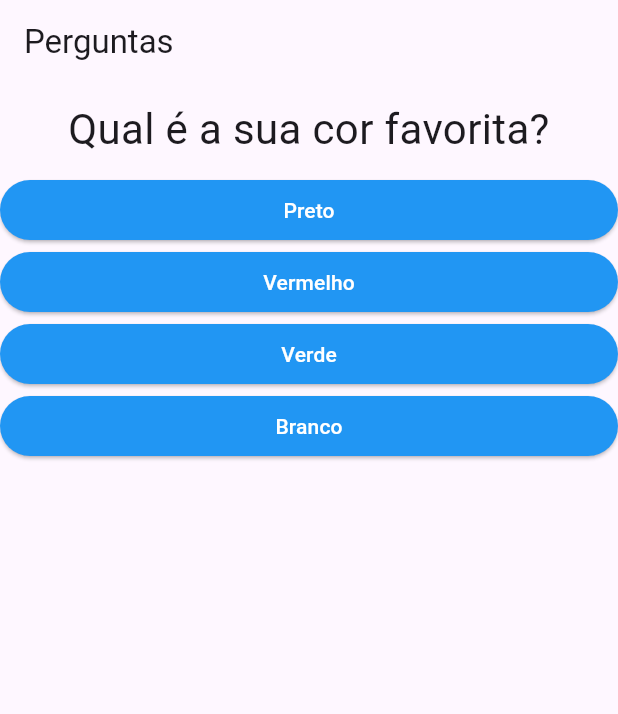
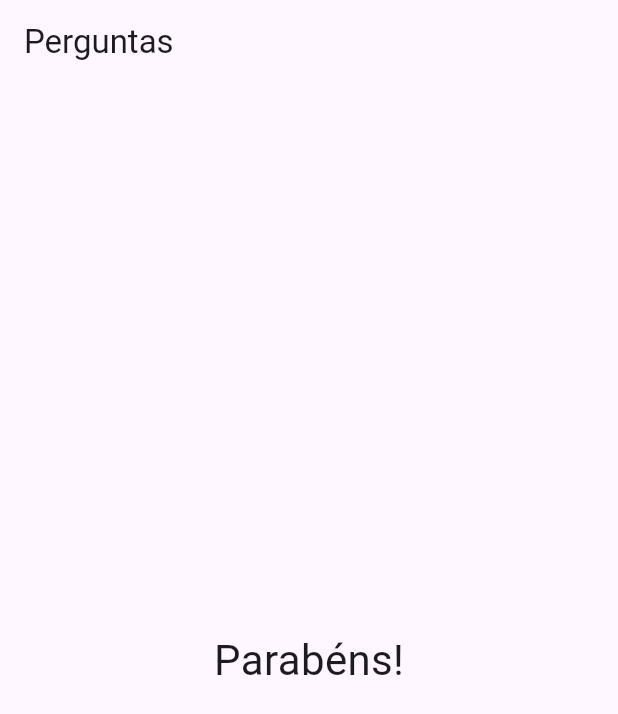
Before and after one commit to HelioRDF/Curso_Flutter, a Flutter app: the screen it shows after launch, after a tap on "Preto", after a tap on "Cobra", after a tap on "Leo", on a phone screen of 412 x 824 dp. Shown: the top 714 px of the screen. Run offline on Flutter 3.47's test engine with Material 3 defaults, Android fonts, the phone set to English and light mode, and no system bars.

Commit message:
adicionando tela de resultado

```diff
--- a/projeto_perguntas/lib/main.dart
+++ b/projeto_perguntas/lib/main.dart
@@ -8,22 +8,19 @@ main() {
 }
 
 class PerguntaAppState extends State<PerguntaApp> {
-  var perguntaSelecionada = 0;
-  var perguntas = [];
+  var _perguntaSelecionada = 0;
+
   void _responder() {
     setState(() {
-      if (perguntaSelecionada.bitLength < perguntas.length - 1) {
-        perguntaSelecionada++;
-      } else {
-        perguntaSelecionada = 0;
-      }
+      _perguntaSelecionada++;
     });
-    print('Pergunta respondida');
   }
 
-  @override
-  Widget build(BuildContext context) {
-    perguntas = [
+  bool get temPerguntaSelecionada {
+    return _perguntaSelecionada < _perguntas.length;
+  }
+
+  final _perguntas = const [
     {
       'texto': 'Qual é a sua cor favorita?',
       'respostas': ['Preto', 'Vermelho', 'Verde', 'Branco'],
@@ -38,22 +35,29 @@ class PerguntaAppState extends State<PerguntaApp> {
     },
   ];
 
-    List<Widget> respostas = [];
+  @override
+  Widget build(BuildContext context) {
+    List<String> respostas = temPerguntaSelecionada
+        ? _perguntas[_perguntaSelecionada]['respostas'] as List<String>
+        : [];
 
-    for (var resp in perguntas[perguntaSelecionada]['respostas'] as List) {
-      respostas.add(Resposta(resp, _responder));
-    }
+    List<Widget> widgets =
+        respostas.map((r) => Resposta(r, _responder)).toList();
 
     return MaterialApp(
       home: Scaffold(
         appBar: AppBar(
           title: const Text('Perguntas'),
         ),
-        body: Column(
+        body: temPerguntaSelecionada
+            ? Column(
                 children: [
-            Questao(perguntas[perguntaSelecionada]['texto'] as String),
-            ...respostas,
+                  Questao(_perguntas[_perguntaSelecionada]['texto'] as String),
+                  ...widgets,
                 ],
+              )
+            : const Center(
+                child: Text('Parabéns!', style: TextStyle(fontSize: 28)),
               ),
       ),
     );
```
Lines whose indentation alone changed are shown as unchanged.
